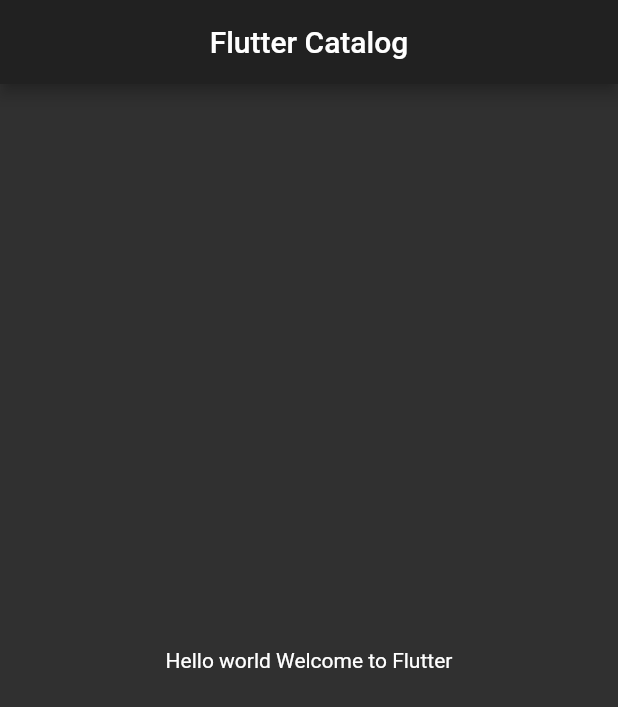
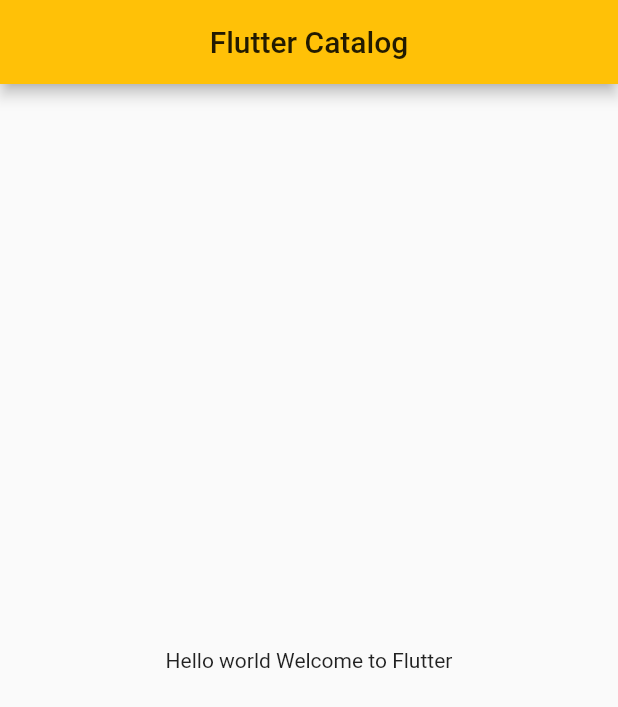
Before and after one commit to MominKhattar/fluttertraining, a Flutter app: the screen it shows after launch, on a phone screen of 412 x 824 dp. Shown: the top 707 px of the screen. Run offline on Flutter 3.47's test engine with Material 2 defaults, Android fonts, the phone set to English and light mode, and no system bars.

```diff
--- a/lib/main.dart
+++ b/lib/main.dart
@@ -1,5 +1,5 @@
 import 'package:flutter/material.dart';
-
+import 'package:fluttertraining/pages/login.dart';
 import 'pages/home_page.dart';
 
 void main() {
@@ -12,11 +12,31 @@ class MyApp extends StatelessWidget {
   @override
   Widget build(BuildContext context) {
     return MaterialApp(
-      home: HomePage(),
-      themeMode: ThemeMode.dark,
+
+      //for changing theme
+
+      themeMode: ThemeMode.light,
+
+      //for changing light theme
+
+      theme: ThemeData(
+        primarySwatch: Colors.amber,
+      ),
+
+      //for changing dark theme data
+
+
       darkTheme: ThemeData(
         brightness: Brightness.dark,
       ),
+
+
+      initialRoute: 'login',
+      routes:{
+        '/' : (context)=> HomePage(),
+        '/login' : (context)=>LoginPage(),
+      }
+
     );
   }
 }
```
Also changed, not shown: lib/pages/login.dart (added, +18 -0 lines).
